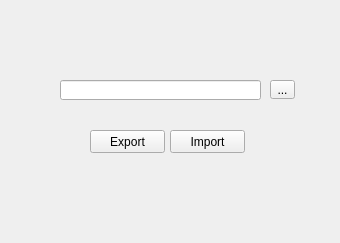
This is fancy_tools/tools/export_import_nodes/export_import_nodes.ui in HenrikLinnes/tools as Qt 5 draws it before an edit. The edited form follows.
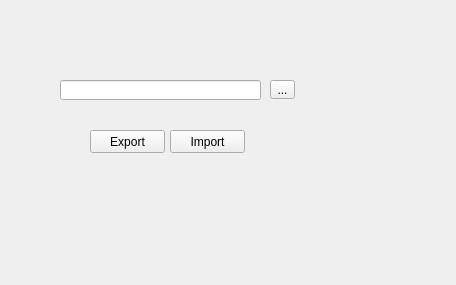
This is the edited form.

What changed in the file:
```diff
--- a/fancy_tools/tools/export_import_nodes/export_import_nodes.ui
+++ b/fancy_tools/tools/export_import_nodes/export_import_nodes.ui
@@ -6,8 +6,8 @@
    <rect>
     <x>0</x>
     <y>0</y>
-    <width>340</width>
-    <height>243</height>
+    <width>456</width>
+    <height>285</height>
    </rect>
   </property>
   <property name="windowTitle">
```
